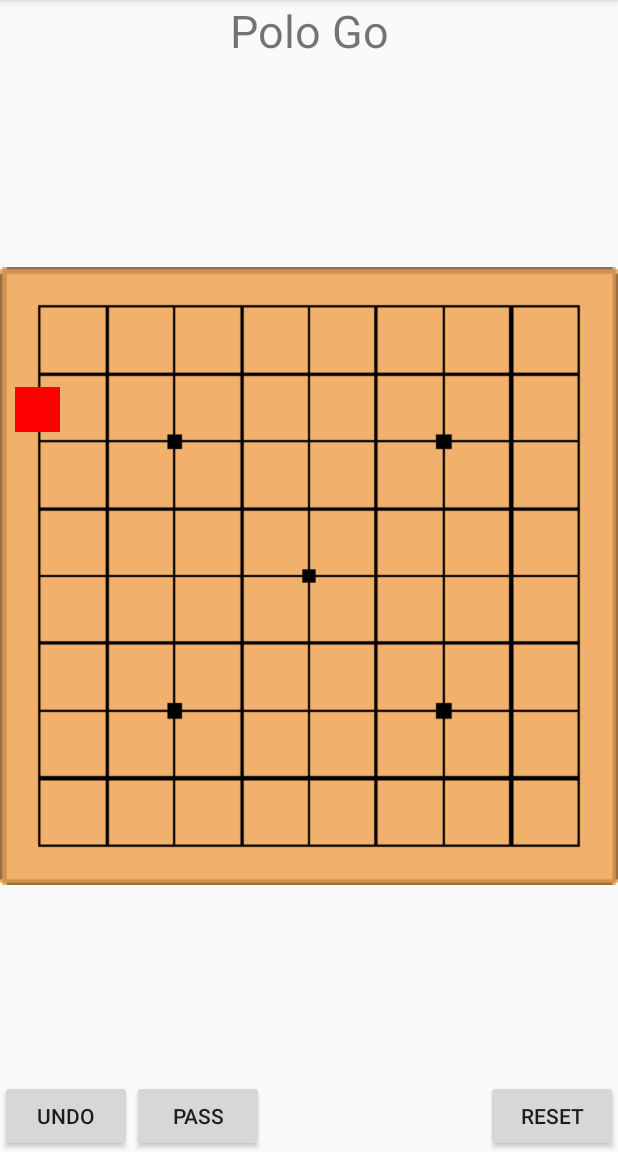
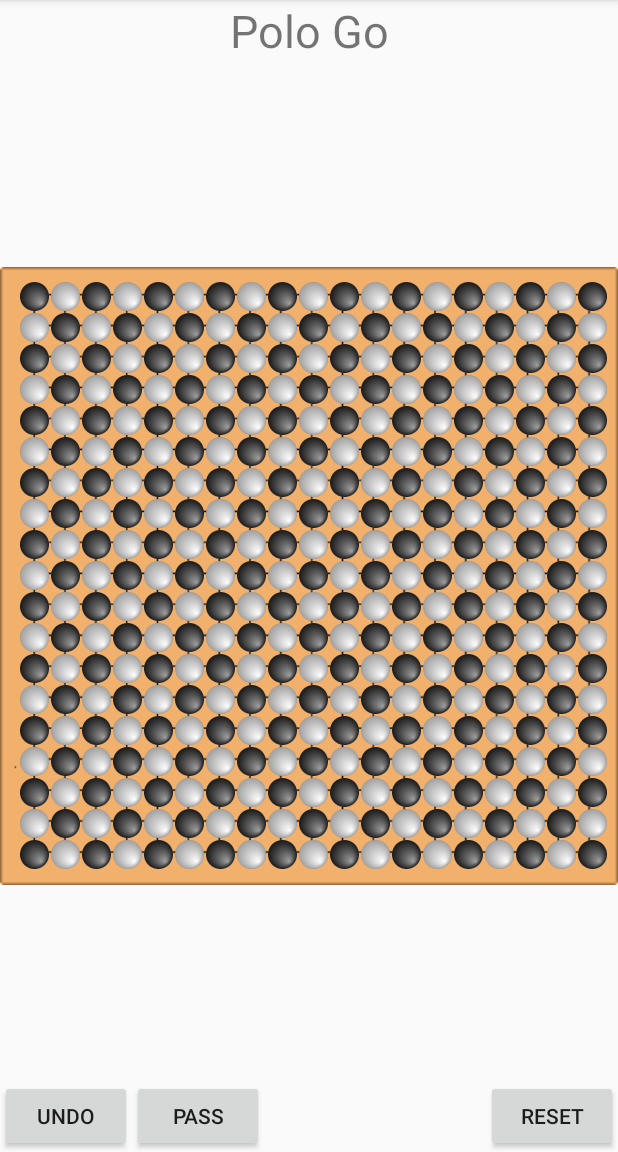
Before and after one commit to polo-language/go-android, an Android app: the screen it shows after launch (BoardActivity), after a tap on "GO!", on a phone screen of 412 x 824 dp, the part 84-1236 px from its top. Run offline under Robolectric (Android 15) with nearby library versions, the phone set to English and light mode, and no system bars; 2 other taps on this screen came first.

Commit message:
Stones and stone layout added.

```diff
--- a/app/src/main/java/com/example/pololanguage/gotest/BoardFragment.java
+++ b/app/src/main/java/com/example/pololanguage/gotest/BoardFragment.java
@@ -3,6 +3,7 @@ package com.example.pololanguage.gotest;
 import android.app.Fragment;
 import android.os.Bundle;
 import android.util.DisplayMetrics;
+import android.util.Log;
 import android.view.LayoutInflater;
 import android.view.View;
 import android.view.ViewGroup;
@@ -12,22 +13,69 @@ public class BoardFragment extends Fragment {
   private int boardSize;
   private int handicap;
   private int boardWidth;
+  private int stoneWidth;
+  private int marginTop;
+  private int marginLeft;
+  private int boardImage;
+  private static final int STONE_BLACK = R.drawable.stone_black_55x55;
+  private static final int STONE_WHITE = R.drawable.stone_white_55x55;
+
+  private static final float NINE_MARGINMODIFIER = (float)10/615;
+  private static final float NINE_STONEMODIFIER = (float)65/615;
+  private static final float THIRTEEN_MARGINMODIFIER = (float)10/615;
+  private static final float THIRTEEN_STONEMODIFIER = (float)44/615;
+  private static final float NINETEEN_MARGINMODIFIER = (float)20/615;
+  private static final float NINETEEN_STONEMODIFIER = (float)29/615;
+  private static final int PADDING = 2;
 
   protected static BoardFragment newInstance(int boardSize, int handicap) {
     BoardFragment frag = new BoardFragment();
-    frag.setRetainInstance(true); // need to move to onCreate() ?
+    //frag.setRetainInstance(true); // need to move to onCreate() ?
     frag.boardSize = boardSize;
     frag.handicap = handicap;
     return frag;
   }
 
   @Override
+  public void onCreate(Bundle savedInstanceState) {
+    super.onCreate(savedInstanceState);
+    setRetainInstance(true);
+    DisplayMetrics displayMetrics = getActivity().getResources()
+            .getDisplayMetrics();
+    boardWidth = Math.min(displayMetrics.widthPixels,
+            displayMetrics.heightPixels);
+    switch (boardSize) {
+      case 9:
+        stoneWidth = Math.round(boardWidth * NINE_STONEMODIFIER);
+        marginLeft = Math.round(boardWidth * NINE_MARGINMODIFIER);
+        marginTop = marginLeft;
+        boardImage = R.drawable.board_9x9;
+        break;
+      case 13:
+        stoneWidth = Math.round(boardWidth * THIRTEEN_STONEMODIFIER);
+        marginLeft = Math.round(boardWidth * THIRTEEN_MARGINMODIFIER);
+        marginTop = marginLeft;
+        boardImage = R.drawable.board_13x13;
+        break;
+      case 19:
+        stoneWidth = Math.round(boardWidth * NINETEEN_STONEMODIFIER);
+        marginLeft = Math.round(boardWidth * NINETEEN_MARGINMODIFIER);
+        marginTop = marginLeft - 5;
+        boardImage = R.drawable.board_19x19;
+        break;
+      default:
+        Log.e("Board#onCreateView", "Incorrect board size (not 9, 13, or 19).");
+    }
+
+    Log.i("Board#onCreateView:", "boardWidth: " + boardWidth);
+    Log.i("Board#onCreateView:", "stoneWidth: " + stoneWidth);
+    Log.i("Board#onCreateView:", "marginLeft: " + marginLeft);
+    Log.i("Board#onCreateView:", "marginLeft: " + marginTop);
+  }
+
+  @Override
   public View onCreateView(LayoutInflater inflater,
-                           ViewGroup container, Bundle icicle) {
-    DisplayMetrics displayMetrics = getActivity().getResources()
-                                                 .getDisplayMetrics();
-    boardWidth = Math.min(displayMetrics.widthPixels,
-                          displayMetrics.heightPixels);
+                           ViewGroup container, Bundle savedInstanceState) {
     return inflater.inflate(R.layout.board, container, false);
   }
 
@@ -38,9 +86,49 @@ public class BoardFragment extends Fragment {
             new RelativeLayout.LayoutParams(boardWidth, boardWidth);
     layoutParams.addRule(RelativeLayout.CENTER_VERTICAL);
     boardContainer.setLayoutParams(layoutParams);
-    boardContainer.setBackgroundResource(R.drawable.board_9x9);
+    boardContainer.setBackgroundResource(boardImage);
     //boardContainer.setBackgroundColor(0xFF0000FF);
+
+    /*
     View testView = getActivity().findViewById(R.id.test_view_on_board);
     testView.setBackgroundColor(0xFFFF0000);
+    RelativeLayout.LayoutParams testLayoutParams = new RelativeLayout.LayoutParams(stoneWidth, stoneWidth);
+    testLayoutParams.leftMargin = marginLeft;
+    testLayoutParams.topMargin = marginTop;
+    testView.setLayoutParams(testLayoutParams);
+
+    View test2 = getActivity().findViewById(R.id.test_view_2);
+    test2.setBackgroundColor(0xFFA000C0);
+    RelativeLayout.LayoutParams testLayoutParams2 = new RelativeLayout.LayoutParams(stoneWidth, stoneWidth);
+    testLayoutParams2.leftMargin = marginLeft + 6*stoneWidth;
+    testLayoutParams2.topMargin =  marginTop + 3*stoneWidth;
+    test2.setLayoutParams(testLayoutParams2);
+
+    View test3 = getActivity().findViewById(R.id.test_view_3);
+    test3.setBackgroundColor(0xFF0064C0);
+    RelativeLayout.LayoutParams testLayoutParams3 = new RelativeLayout.LayoutParams(stoneWidth, stoneWidth);
+    testLayoutParams3.leftMargin = marginLeft + 5*stoneWidth;
+    testLayoutParams3.topMargin =  marginTop + 3*stoneWidth;
+    test3.setLayoutParams(testLayoutParams3);
+
+    View test4 = getActivity().findViewById(R.id.test_view_4);
+    test4.setBackgroundColor(0xFFA6D267);
+    RelativeLayout.LayoutParams testLayoutParams4 = new RelativeLayout.LayoutParams(stoneWidth, stoneWidth);
+    testLayoutParams4.leftMargin = marginLeft + 9*stoneWidth;
+    testLayoutParams4.topMargin =  marginTop + 9*stoneWidth;
+    test4.setLayoutParams(testLayoutParams4);
+    */
+    RelativeLayout container = (RelativeLayout) getActivity().findViewById(R.id.board_rel_layout);
+    for(int i = 0; i < boardSize; ++i) {
+      for(int j = 0; j < boardSize; ++j) {
+        View newView = new View(getActivity());
+        RelativeLayout.LayoutParams layout = new RelativeLayout.LayoutParams(stoneWidth, stoneWidth);
+        layout.leftMargin = marginLeft + i*(PADDING + stoneWidth);
+        layout.topMargin =  marginTop + j*(PADDING + stoneWidth);
+        newView.setLayoutParams(layout);
+        newView.setBackgroundResource(((boardSize*i + j) % 2 == 0)? STONE_BLACK : STONE_WHITE);
+        container.addView(newView);
+      }
+    }
   }
 }
--- a/app/src/main/res/layout/board.xml
+++ b/app/src/main/res/layout/board.xml
@@ -1,14 +1,33 @@
 <?xml version="1.0" encoding="utf-8"?>
 <RelativeLayout xmlns:android="http://schemas.android.com/apk/res/android"
+    android:id="@+id/board_rel_layout"
     android:orientation="vertical"
     android:layout_width="match_parent"
     android:layout_height="match_parent">
 
     <View
         android:id="@+id/test_view_on_board"
-        android:layout_width="30dp"
-        android:layout_height="30dp"
-        android:layout_marginLeft="10dp"
-        android:layout_marginTop="80dp"/>
+        android:layout_width="0dp"
+        android:layout_height="0dp"
+        android:layout_marginLeft="0dp"
+        android:layout_marginTop="0dp"/>
+    <View
+        android:id="@+id/test_view_2"
+        android:layout_width="0dp"
+        android:layout_height="0dp"
+        android:layout_marginLeft="0dp"
+        android:layout_marginTop="0dp"/>
+    <View
+        android:id="@+id/test_view_3"
+        android:layout_width="0dp"
+        android:layout_height="0dp"
+        android:layout_marginLeft="0dp"
+        android:layout_marginTop="0dp"/>
+    <View
+        android:id="@+id/test_view_4"
+        android:layout_width="0dp"
+        android:layout_height="0dp"
+        android:layout_marginLeft="0dp"
+        android:layout_marginTop="0dp"/>
 
 </RelativeLayout>
```
Also changed, not shown: app/src/main/res/drawable/stone_black_55x55.png (added), app/src/main/res/drawable/stone_white_55x55.png (added), 1 other file.
